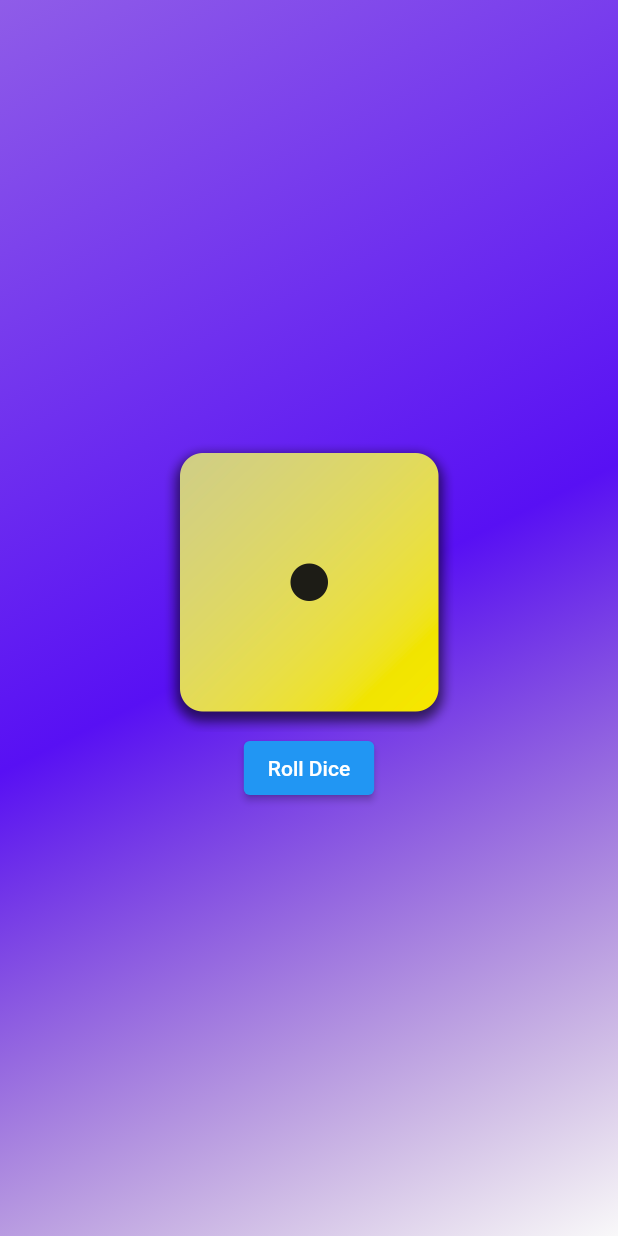
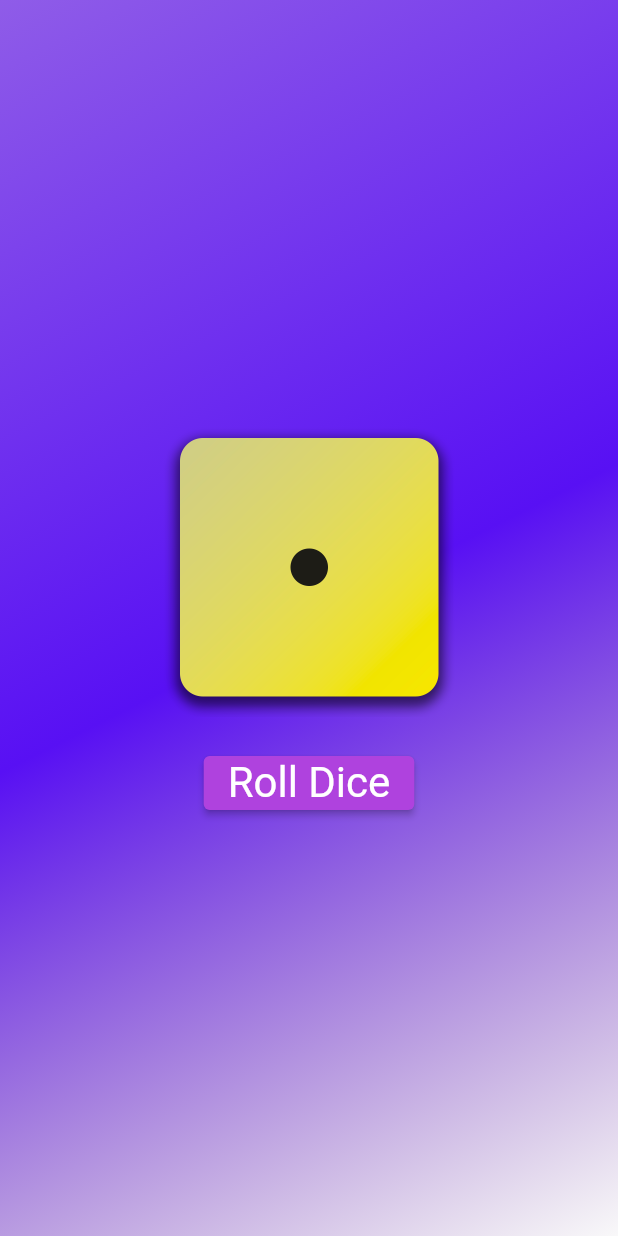
Before and after one commit to CongNQ-Dev/flutter-complete-guide-course-resources, a Flutter app: the screen it shows after launch, on a phone screen of 412 x 824 dp. Run offline on Flutter 3.47's test engine with Material 2 defaults, Android fonts, the phone set to English and light mode, and no system bars.

Commit message:
Styling Buttons and Working with Padding

```diff
--- a/source/first_app/lib/gradient_container.dart
+++ b/source/first_app/lib/gradient_container.dart
@@ -17,13 +17,22 @@ class GradientContainer extends StatelessWidget {
       ),
       child: Center(
         child: Column(
-          mainAxisAlignment: MainAxisAlignment.center,
+          mainAxisSize: MainAxisSize.min,
           children: [
             Image.asset(
               "assets/images/dice-images/dice-1.png",
               width: 200,
             ),
-            ElevatedButton(onPressed: rollDice, child: Text("Roll Dice"))
+            SizedBox(
+              height: 20,
+            ),
+            ElevatedButton(
+              onPressed: rollDice,
+              child: Text("Roll Dice"),
+              style: TextButton.styleFrom(
+                  textStyle: const TextStyle(fontSize: 28),
+                  backgroundColor: Color.fromRGBO(175, 66, 222, 1)),
+            )
           ],
         ),
       ),
```
